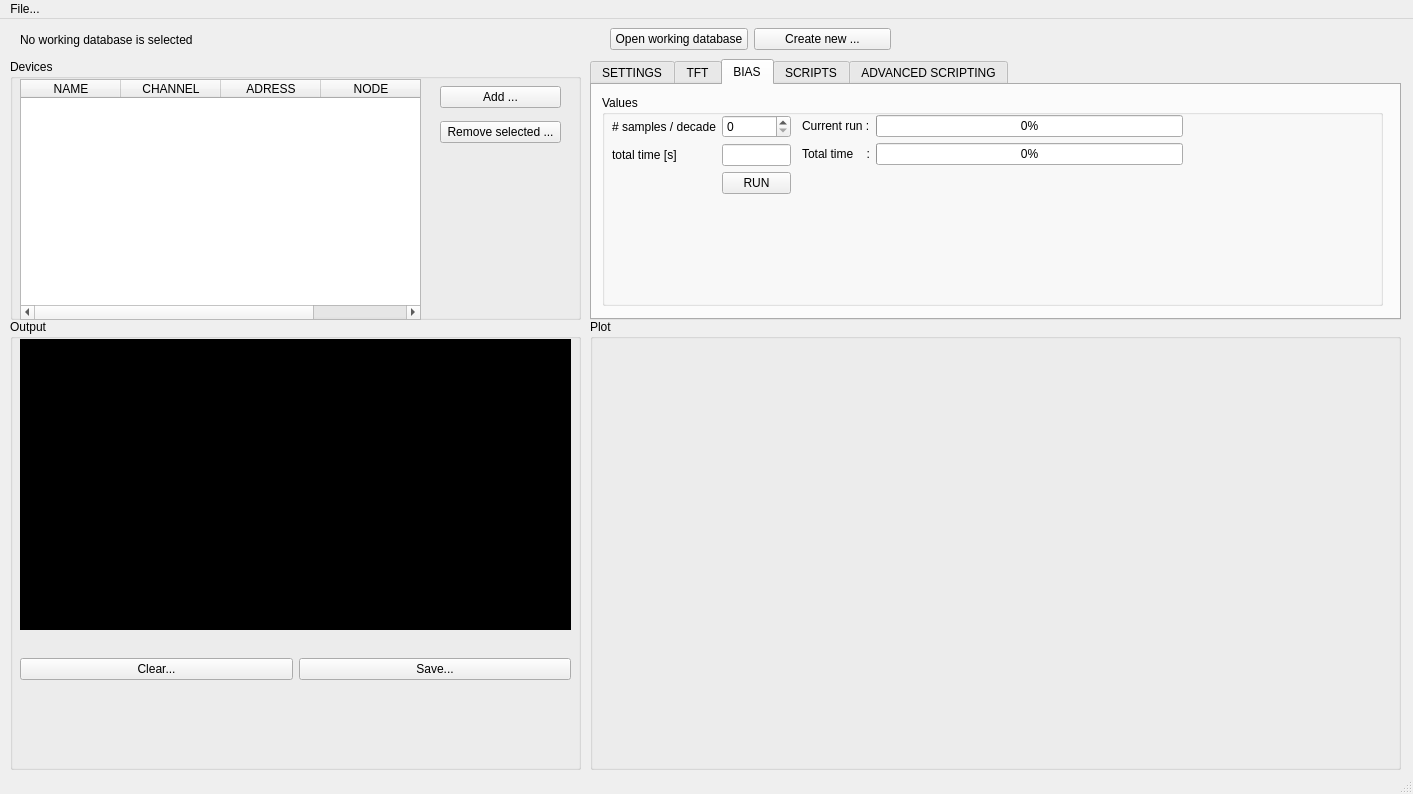
ameysm/BiasStress, file BiasStress/ui_files/main_view.ui: the form before one commit.
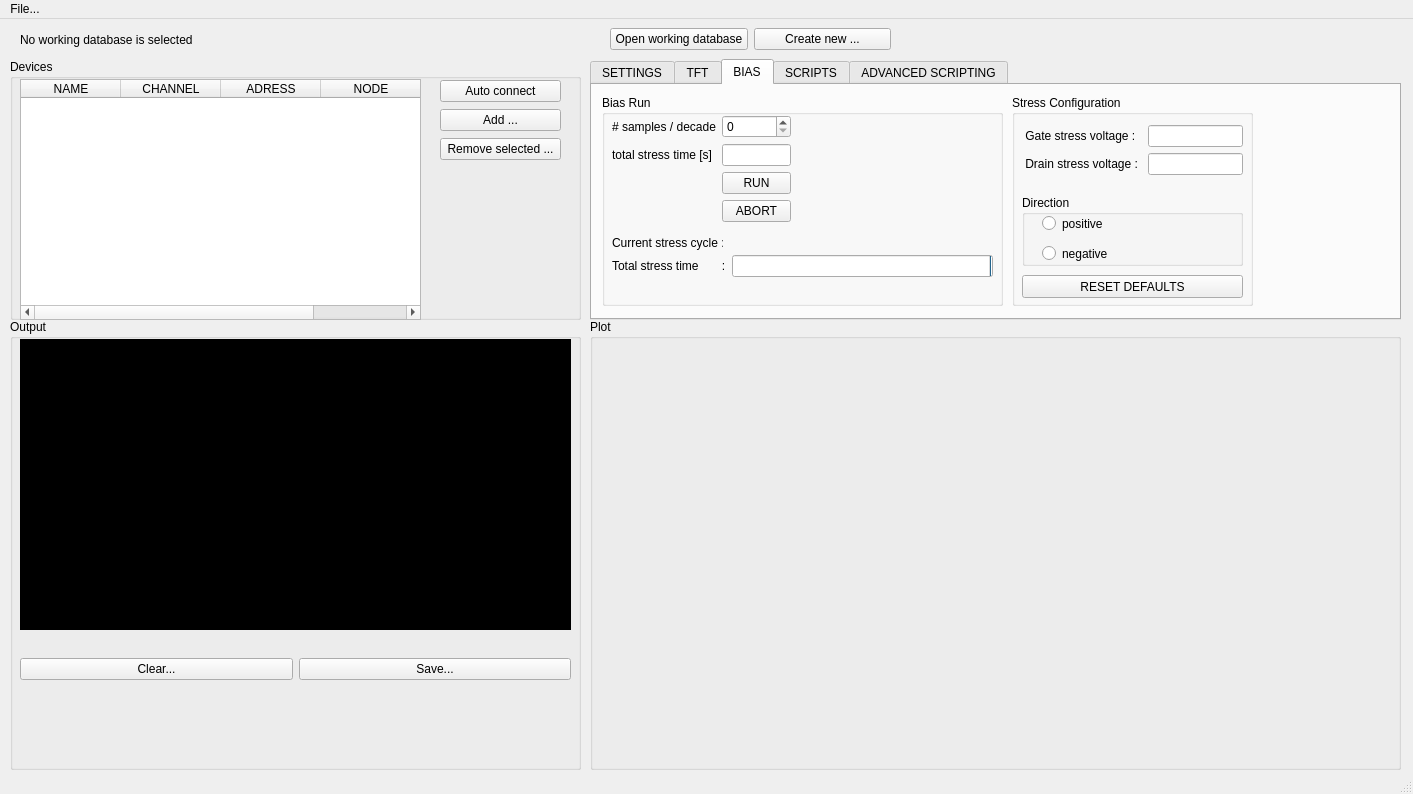
The form after the commit. The open tabs and pages were chosen to show the change. Custom widgets are drawn as their Qt base class.

Commit message: Perfected the bias run. Changed the GUI somewhat

The edit to the form file:
```diff
--- a/BiasStress/ui_files/main_view.ui
+++ b/BiasStress/ui_files/main_view.ui
@@ -1088,12 +1088,12 @@
        <rect>
         <x>10</x>
         <y>10</y>
-        <width>781</width>
+        <width>401</width>
         <height>211</height>
        </rect>
       </property>
       <property name="title">
-       <string>Values</string>
+       <string>Bias Run</string>
       </property>
       <widget class="QWidget" name="formLayoutWidget_2">
        <property name="geometry">
@@ -1101,10 +1101,13 @@
          <x>10</x>
          <y>20</y>
          <width>179</width>
-         <height>101</height>
+         <height>108</height>
         </rect>
        </property>
        <layout class="QFormLayout" name="formLayout_2">
+        <property name="fieldGrowthPolicy">
+         <enum>QFormLayout::AllNonFixedFieldsGrow</enum>
+        </property>
         <item row="0" column="0">
          <widget class="QLabel" name="label_5">
           <property name="text">
@@ -1118,7 +1121,7 @@
         <item row="1" column="0">
          <widget class="QLabel" name="label_6">
           <property name="text">
-           <string>total time [s]</string>
+           <string>total stress time [s]</string>
           </property>
          </widget>
         </item>
@@ -1136,15 +1139,22 @@
           </item>
          </layout>
         </item>
+        <item row="3" column="1">
+         <widget class="QPushButton" name="actionAbortBiasStress">
+          <property name="text">
+           <string>ABORT</string>
+          </property>
+         </widget>
+        </item>
        </layout>
       </widget>
       <widget class="QWidget" name="formLayoutWidget_8">
        <property name="geometry">
         <rect>
-         <x>200</x>
-         <y>20</y>
+         <x>10</x>
+         <y>160</y>
          <width>381</width>
-         <height>101</height>
+         <height>31</height>
         </rect>
        </property>
        <layout class="QFormLayout" name="formLayout_8">
@@ -1152,34 +1162,158 @@
          <enum>QFormLayout::AllNonFixedFieldsGrow</enum>
         </property>
         <item row="0" column="0">
-         <widget class="QLabel" name="label_19">
-          <property name="text">
-           <string>Current run :</string>
-          </property>
-         </widget>
-        </item>
-        <item row="0" column="1">
-         <widget class="QProgressBar" name="currentrun_progress">
-          <property name="value">
-           <number>0</number>
-          </property>
-         </widget>
-        </item>
-        <item row="1" column="0">
          <widget class="QLabel" name="label_22">
           <property name="text">
-           <string>Total time    :</string>
+           <string>Total stress time       :</string>
           </property>
          </widget>
         </item>
-        <item row="1" column="1">
+        <item row="0" column="1">
          <widget class="QProgressBar" name="totaltime_run">
           <property name="value">
            <number>0</number>
           </property>
+          <property name="invertedAppearance">
+           <bool>true</bool>
+          </property>
          </widget>
         </item>
        </layout>
+      </widget>
+      <widget class="QLabel" name="label_19">
+       <property name="geometry">
+        <rect>
+         <x>10</x>
+         <y>140</y>
+         <width>111</width>
+         <height>16</height>
+        </rect>
+       </property>
+       <property name="text">
+        <string>Current stress cycle :</string>
+       </property>
+      </widget>
+      <widget class="QLabel" name="currentCycleStatus">
+       <property name="geometry">
+        <rect>
+         <x>120</x>
+         <y>140</y>
+         <width>231</width>
+         <height>20</height>
+        </rect>
+       </property>
+       <property name="text">
+        <string/>
+       </property>
+       <property name="alignment">
+        <set>Qt::AlignRight|Qt::AlignTrailing|Qt::AlignVCenter</set>
+       </property>
+       <property name="wordWrap">
+        <bool>true</bool>
+       </property>
+       <property name="textInteractionFlags">
+        <set>Qt::NoTextInteraction</set>
+       </property>
+      </widget>
+     </widget>
+     <widget class="QGroupBox" name="groupBox_9">
+      <property name="geometry">
+       <rect>
+        <x>420</x>
+        <y>10</y>
+        <width>241</width>
+        <height>211</height>
+       </rect>
+      </property>
+      <property name="title">
+       <string>Stress Configuration</string>
+      </property>
+      <widget class="QWidget" name="formLayoutWidget_9">
+       <property name="geometry">
+        <rect>
+         <x>10</x>
+         <y>30</y>
+         <width>221</width>
+         <height>61</height>
+        </rect>
+       </property>
+       <layout class="QFormLayout" name="formLayout_9">
+        <property name="fieldGrowthPolicy">
+         <enum>QFormLayout::AllNonFixedFieldsGrow</enum>
+        </property>
+        <item row="0" column="0">
+         <widget class="QLabel" name="label_23">
+          <property name="text">
+           <string> Gate stress voltage :</string>
+          </property>
+         </widget>
+        </item>
+        <item row="0" column="1">
+         <widget class="QLineEdit" name="stressGateVoltage"/>
+        </item>
+        <item row="1" column="0">
+         <widget class="QLabel" name="label_24">
+          <property name="text">
+           <string> Drain stress voltage : </string>
+          </property>
+         </widget>
+        </item>
+        <item row="1" column="1">
+         <widget class="QLineEdit" name="drainStressVoltage"/>
+        </item>
+       </layout>
+      </widget>
+      <widget class="QGroupBox" name="groupBox_10">
+       <property name="geometry">
+        <rect>
+         <x>10</x>
+         <y>100</y>
+         <width>221</width>
+         <height>71</height>
+        </rect>
+       </property>
+       <property name="title">
+        <string>Direction</string>
+       </property>
+       <widget class="QRadioButton" name="positiveBiasDirection">
+        <property name="geometry">
+         <rect>
+          <x>20</x>
+          <y>20</y>
+          <width>181</width>
+          <height>17</height>
+         </rect>
+        </property>
+        <property name="text">
+         <string>positive</string>
+        </property>
+       </widget>
+       <widget class="QRadioButton" name="radioButton_2">
+        <property name="geometry">
+         <rect>
+          <x>20</x>
+          <y>50</y>
+          <width>191</width>
+          <height>17</height>
+         </rect>
+        </property>
+        <property name="text">
+         <string>negative</string>
+        </property>
+       </widget>
+      </widget>
+      <widget class="QPushButton" name="actionBiasResetDefault">
+       <property name="geometry">
+        <rect>
+         <x>10</x>
+         <y>180</y>
+         <width>221</width>
+         <height>23</height>
+        </rect>
+       </property>
+       <property name="text">
+        <string>RESET DEFAULTS</string>
+       </property>
       </widget>
      </widget>
     </widget>
@@ -1381,10 +1515,17 @@
        <x>430</x>
        <y>20</y>
        <width>121</width>
-       <height>71</height>
+       <height>83</height>
       </rect>
      </property>
      <layout class="QVBoxLayout" name="verticalLayout">
+      <item>
+       <widget class="QPushButton" name="actionAutoConnect">
+        <property name="text">
+         <string>Auto connect</string>
+        </property>
+       </widget>
+      </item>
       <item>
        <widget class="QPushButton" name="actionAddDevice">
         <property name="text">
```
Left out of the diff: 2 changed lines with no effect on the pictures. The commit also changes 7 other files.
